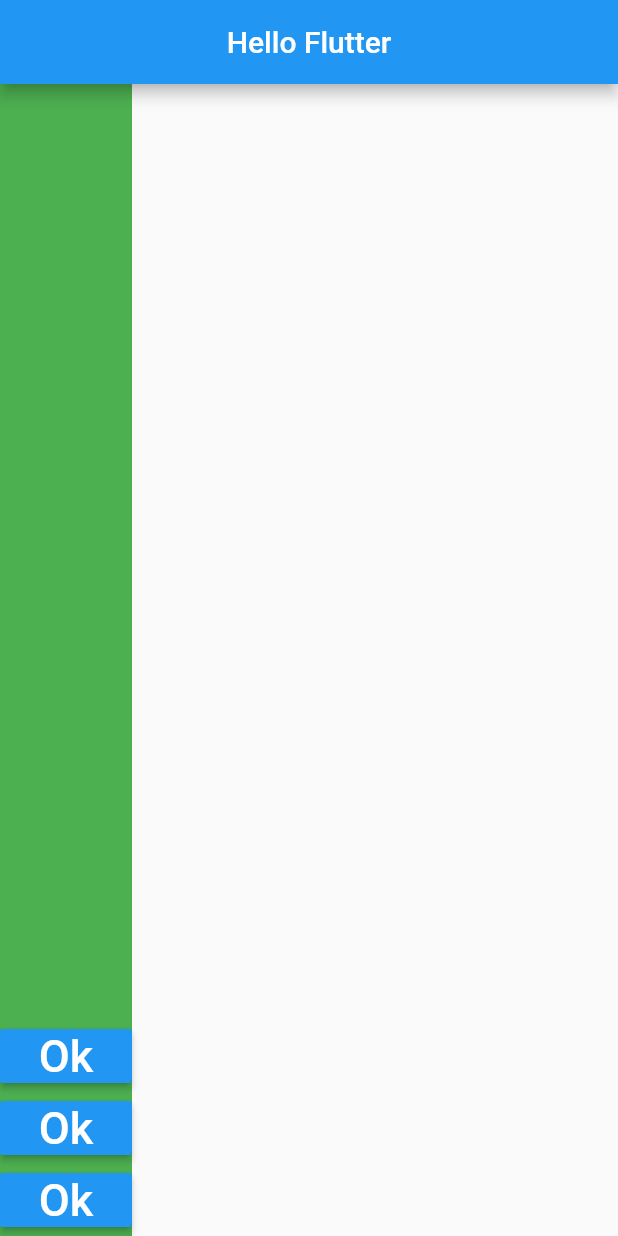
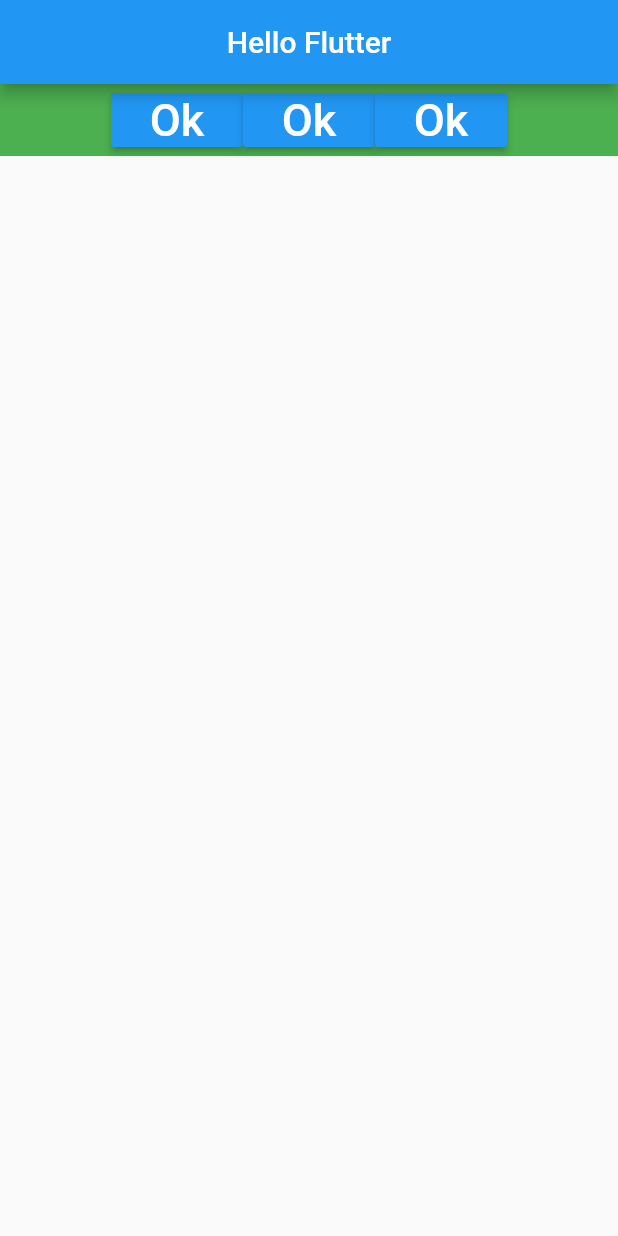
Before and after one commit to eduardoldk-hub/flutteressencial, a Flutter app: the screen it shows after launch, on a phone screen of 412 x 824 dp. Run offline on Flutter 3.47's test engine with Material 2 defaults, Android fonts, the phone set to English and light mode, and no system bars.

Commit message:
end alignment with rows

```diff
--- a/flutter_app_demo/lib/home_page.dart
+++ b/flutter_app_demo/lib/home_page.dart
@@ -21,8 +21,8 @@ _body() {
     color: Colors.green,
 //    In the child bellow i can set a SizedBox.expand ho aloud the image fill
 //    the hole white space on the screen
-    child: Column(
-      mainAxisAlignment: MainAxisAlignment.end,
+    child: Row(
+      mainAxisAlignment: MainAxisAlignment.center,
       children: <Widget>[
         _button(),
         _button(),
```
